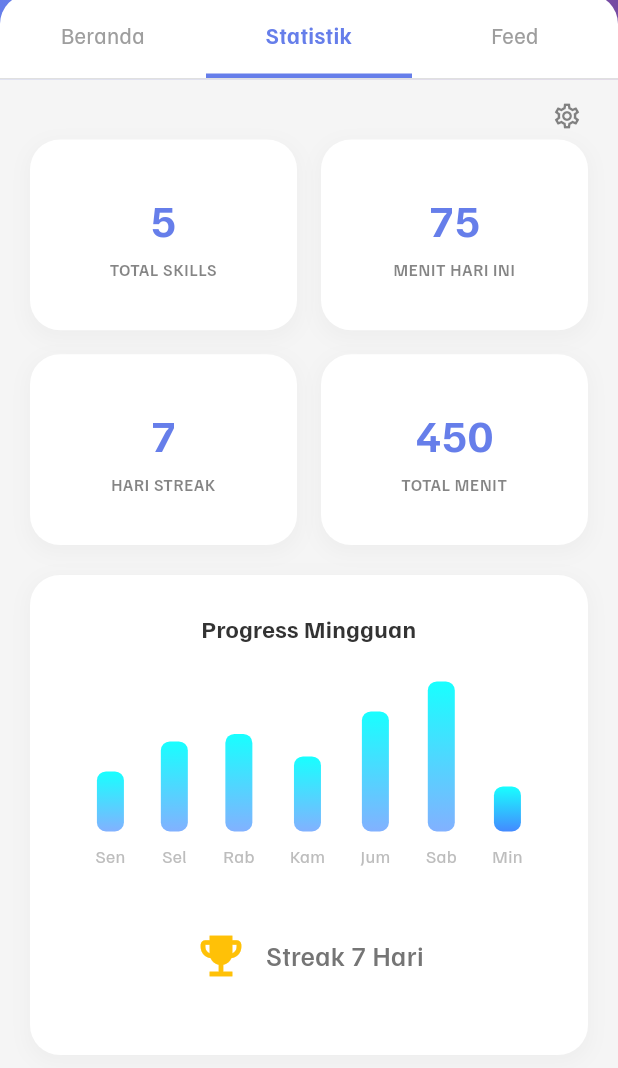
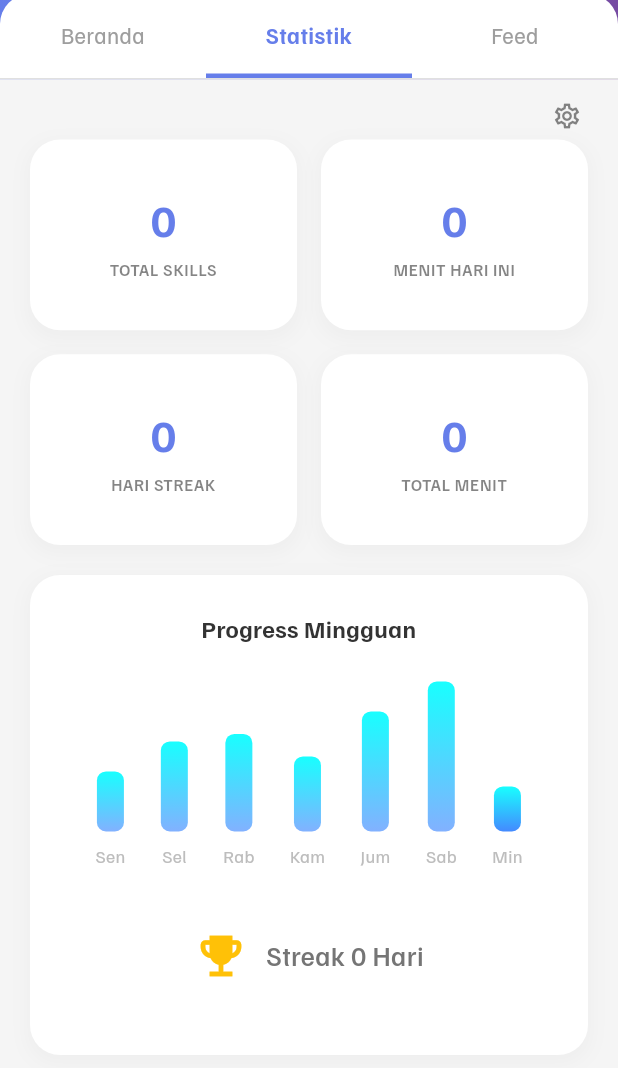
Before and after one commit to andinianatasya/Skillyfta, a Flutter app: the screen it shows once a user with an empty profile is signed in, after a tap on "Statistik", on a phone screen of 412 x 824 dp, the part 168-1236 px from its top. Run offline on Flutter 3.47's test engine with Material 3 defaults, Android fonts, the phone set to English and light mode, and no system bars; our stand-ins replace cloud_firestore, firebase_auth, firebase_core; accounts and stored records are empty.

Commit message:
backend statistik

```diff
--- a/lib/pages/statistik_page.dart
+++ b/lib/pages/statistik_page.dart
@@ -1,4 +1,7 @@
+import 'package:cloud_firestore/cloud_firestore.dart';
+import 'package:firebase_auth/firebase_auth.dart';
 import 'package:flutter/material.dart';
+import 'package:intl/intl.dart'; // Tambahkan package intl di pubspec.yaml jika belum ada
 import '../widgets/gradient_background.dart';
 import 'feed_page.dart';
 
@@ -10,14 +13,81 @@ class StatistikPage extends StatefulWidget {
 }
 
 class _StatistikPageState extends State<StatistikPage> {
+  // Static state agar settingan tidak hilang saat pindah page
   static bool _showGraph = true;
   static bool _showStreak = true;
 
   final Color _textDark = const Color(0xFF333333);
   final Color _textFaded = const Color(0x99333333);
-
   final Color _purpleGradient = const Color(0xFF764BA2);
   final Color _blueGradient = const Color(0xFF667EEA);
+
+  User? _currentUser;
+
+  // Variabel Data Statistik
+  int _totalSkills = 0;
+  int _menitHariIni = 0;
+  int _totalMenitLifetime = 0;
+  int _streak = 0;
+  List<double> _weeklyData = [0, 0, 0, 0, 0, 0, 0]; // Default kosong
+  List<String> _daysLabels = ['Sen', 'Sel', 'Rab', 'Kam', 'Jum', 'Sab', 'Min'];
+
+  @override
+  void initState() {
+    super.initState();
+    _currentUser = FirebaseAuth.instance.currentUser;
+    _generateDayLabels(); // Generate nama hari dinamis
+    _fetchUserData(); // Ambil data user (streak, total lifetime, graph)
+  }
+
+  // Generate label hari agar sesuai urutan hari ini (Opsional, atau tetap statis Sen-Min)
+  void _generateDayLabels() {
+    // Jika ingin statis Sen-Min, biarkan default.
+    // Jika ingin dinamis (hari ini paling kanan), gunakan logika DateTime.
+  }
+
+  // Stream untuk Skill (Total Skill & Menit Hari Ini)
+  Stream<QuerySnapshot> _getSkillsStream() {
+    if (_currentUser == null) return Stream.empty();
+    return FirebaseFirestore.instance
+        .collection('users')
+        .doc(_currentUser!.uid)
+        .collection('skills')
+        .snapshots();
+  }
+
+  // Fetch data User (Streak, Total Menit Lifetime, History Mingguan)
+  Future<void> _fetchUserData() async {
+    if (_currentUser == null) return;
+
+    try {
+      DocumentSnapshot userDoc = await FirebaseFirestore.instance
+          .collection('users')
+          .doc(_currentUser!.uid)
+          .get();
+
+      if (userDoc.exists) {
+        Map<String, dynamic> data = userDoc.data() as Map<String, dynamic>;
+
+        setState(() {
+          _streak = (data['streak'] ?? 0).toInt();
+          _totalMenitLifetime = (data['totalMinutes'] ?? 0).toInt();
+
+          // Mengambil data grafik mingguan (misal disimpan dalam field 'weeklyStats')
+          // Format di DB diharapkan List<dynamic> atau Map
+          if (data['weeklyStats'] != null) {
+            List<dynamic> stats = data['weeklyStats'];
+            // Pastikan ambil 7 data terakhir
+            if (stats.length >= 7) {
+              _weeklyData = stats.map((e) => (e as num).toDouble()).toList();
+            }
+          }
+        });
+      }
+    } catch (e) {
+      debugPrint("Error fetching user stats: $e");
+    }
+  }
 
   @override
   Widget build(BuildContext context) {
@@ -54,14 +124,32 @@ class _StatistikPageState extends State<StatistikPage> {
                 child: Container(
                   width: double.infinity,
                   color: const Color(0xFFF5F5F5),
-                  child: Stack(
+                  child: StreamBuilder<QuerySnapshot>(
+                    stream: _getSkillsStream(),
+                    builder: (context, snapshot) {
+                      // Logic kalkulasi data real-time dari collection skills
+                      if (snapshot.hasData) {
+                        _totalSkills = snapshot.data!.docs.length;
+                        int totalDetikHariIni = 0;
+
+                        for (var doc in snapshot.data!.docs) {
+                          var data = doc.data() as Map<String, dynamic>;
+                          totalDetikHariIni += (data['progressHariIni'] as num? ?? 0).toInt();
+                        }
+
+                        _menitHariIni = (totalDetikHariIni / 60).floor();
+                      }
+
+                      return Stack(
                         children: [
                           SingleChildScrollView(
                             padding: const EdgeInsets.only(top: 40, left: 20, right: 20, bottom: 20),
                             child: Column(
                               children: [
+                                // Kirim data real ke Grid
                                 _buildDynamicStatGrid(),
                                 const SizedBox(height: 20),
+
                                 if (_showGraph || _showStreak)
                                   _buildCombinedChartAndStreakCard(),
 
@@ -81,6 +169,8 @@ class _StatistikPageState extends State<StatistikPage> {
                             ),
                           ),
                         ],
+                      );
+                    },
                   ),
                 ),
               ),
@@ -108,10 +198,12 @@ class _StatistikPageState extends State<StatistikPage> {
       mainAxisSpacing: 16,
       childAspectRatio: aspectRatio,
       children: [
-        _buildInfoCard("TOTAL SKILLS", "5", Colors.blueAccent),
-        _buildInfoCard("MENIT HARI INI", "75", Colors.orangeAccent),
-        _buildInfoCard("HARI STREAK", "7", Colors.purpleAccent),
-        _buildInfoCard("TOTAL MENIT", "450", Colors.greenAccent),
+        // Menggunakan variabel state (_totalSkills, _menitHariIni, dst)
+        _buildInfoCard("TOTAL SKILLS", _totalSkills.toString(), Colors.blueAccent),
+        _buildInfoCard("MENIT HARI INI", _menitHariIni.toString(), Colors.orangeAccent),
+        _buildInfoCard("HARI STREAK", _streak.toString(), Colors.purpleAccent),
+        // Untuk total menit lifetime, jika belum ada di DB, kita bisa gunakan (totalMenitLifetime + menitHariIni)
+        _buildInfoCard("TOTAL MENIT", (_totalMenitLifetime + _menitHariIni).toString(), Colors.greenAccent),
       ],
     );
   }
@@ -150,7 +242,7 @@ class _StatistikPageState extends State<StatistikPage> {
               ),
             ),
             const SizedBox(height: 24),
-            _buildBarChart(),
+            _buildBarChart(), // Pass data grafik disini jika sudah siap
             if (!_showStreak) const SizedBox(height: 40),
           ],
           if (_showGraph && _showStreak) const SizedBox(height: 40),
@@ -162,7 +254,7 @@ class _StatistikPageState extends State<StatistikPage> {
                 const Icon(Icons.emoji_events, color: Colors.amber, size: 36),
                 const SizedBox(width: 12),
                 Text(
-                  "Streak 7 Hari",
+                  "Streak $_streak Hari", // Menggunakan variabel Streak
                   style: TextStyle(
                     fontSize: 18,
                     fontWeight: FontWeight.w500,
@@ -177,18 +269,29 @@ class _StatistikPageState extends State<StatistikPage> {
   }
 
   Widget _buildBarChart() {
-    final List<double> heights = [40, 60, 65, 50, 80, 100, 30];
-    final List<String> days = ['Sen', 'Sel', 'Rab', 'Kam', 'Jum', 'Sab', 'Min'];
+    // Data Dummy untuk sementara jika _weeklyData masih kosong/0 semua
+    // Supaya UI tetap cantik saat data kosong
+    final List<double> displayHeights = _weeklyData.every((e) => e == 0)
+        ? [40, 60, 65, 50, 80, 100, 30] // Data dummy
+        : _weeklyData;
+
+    // Normalisasi data grafik agar fit di height 100
+    double maxValue = displayHeights.reduce((curr, next) => curr > next ? curr : next);
+    if (maxValue == 0) maxValue = 1; // hindari bagi 0
 
     return Row(
       mainAxisAlignment: MainAxisAlignment.spaceEvenly,
       crossAxisAlignment: CrossAxisAlignment.end,
       children: List.generate(7, (index) {
+        // Kalkulasi tinggi bar relatif terhadap max value (max height 100)
+        double relativeHeight = (displayHeights[index] / maxValue) * 100;
+        if(relativeHeight < 10) relativeHeight = 10; // Minimal height
+
         return Column(
           children: [
             Container(
               width: 18,
-              height: heights[index],
+              height: relativeHeight, // Gunakan tinggi dinamis
               decoration: BoxDecoration(
                 gradient: LinearGradient(
                   begin: Alignment.topCenter,
@@ -202,7 +305,7 @@ class _StatistikPageState extends State<StatistikPage> {
             ),
             const SizedBox(height: 8),
             Text(
-              days[index],
+              _daysLabels[index],
               style: TextStyle(fontSize: 12, color: Colors.grey[400]),
             ),
           ],
@@ -210,6 +313,9 @@ class _StatistikPageState extends State<StatistikPage> {
       }),
     );
   }
+
+  // ... (SISA KODE SAMA: _showSettingsModal, _buildHeader, _buildTab, _buildInfoCard)
+  // Tidak ada perubahan logika backend di bagian ini, cukup copy paste method UI-nya.
 
   void _showSettingsModal() {
     bool tempShowGraph = _showGraph;
@@ -356,7 +462,7 @@ class _StatistikPageState extends State<StatistikPage> {
   }
 
   Widget _buildTab(String title, int index) {
-    final isSelected = index == 1;
+    final isSelected = index == 1; // Index 1 is Statistik
     return Expanded(
       child: InkWell(
         onTap: () {
```
Lines whose indentation alone changed are shown as unchanged.
